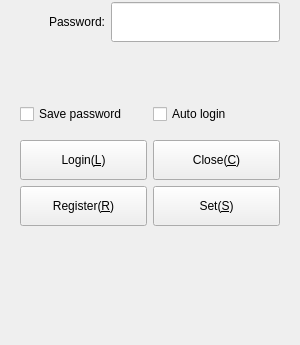
This is Widgets/FrmLogin/FrmLogin.ui in KangLin/RabbitIm as Qt 5 draws it before an edit; both pictures show x 0 to 300 and y 255 to 600 of the 300 by 600 pixel window. The edited form follows.
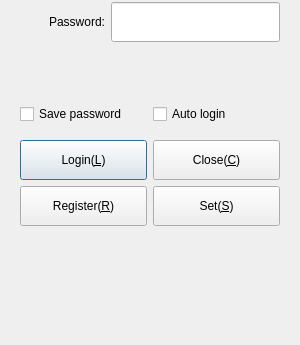
This is the edited form. Icons and pictures are not drawn.

The edit to the form file:
```diff
--- a/Widgets/FrmLogin/FrmLogin.ui
+++ b/Widgets/FrmLogin/FrmLogin.ui
@@ -372,7 +372,7 @@
            <bool>true</bool>
           </property>
           <property name="default">
-           <bool>false</bool>
+           <bool>true</bool>
           </property>
          </widget>
         </item>
```
Left out of the diff: 3 changed lines with no effect on the pictures.
